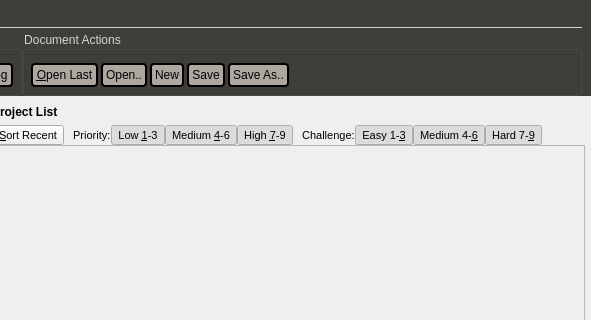
Qt form forms/project2.ui (skriticos/nelia1) before a commit; both pictures show x 209 to 800 and y 0 to 320 of the 800 by 600 pixel window.
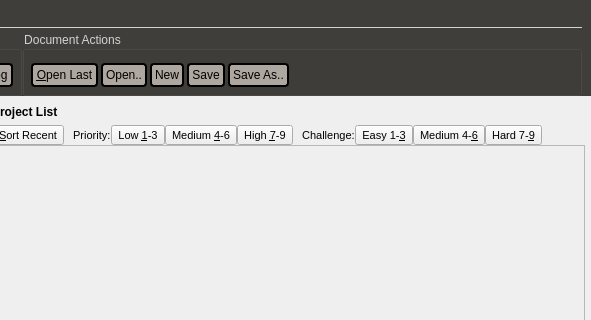
The same form after that commit.

Commit message: implemented filter configuration init for project

Patch:
```diff
--- a/forms/project2.ui
+++ b/forms/project2.ui
@@ -874,7 +874,7 @@
              <bool>true</bool>
             </property>
             <property name="checked">
-             <bool>true</bool>
+             <bool>false</bool>
             </property>
            </widget>
           </item>
@@ -925,7 +925,7 @@
              <bool>true</bool>
             </property>
             <property name="checked">
-             <bool>true</bool>
+             <bool>false</bool>
             </property>
            </widget>
           </item>
@@ -946,7 +946,7 @@
              <bool>true</bool>
             </property>
             <property name="checked">
-             <bool>true</bool>
+             <bool>false</bool>
             </property>
            </widget>
           </item>
@@ -967,7 +967,7 @@
              <bool>true</bool>
             </property>
             <property name="checked">
-             <bool>true</bool>
+             <bool>false</bool>
             </property>
            </widget>
           </item>
@@ -1019,7 +1019,7 @@
              <bool>true</bool>
             </property>
             <property name="checked">
-             <bool>true</bool>
+             <bool>false</bool>
             </property>
            </widget>
           </item>
@@ -1037,7 +1037,7 @@
              <bool>true</bool>
             </property>
             <property name="checked">
-             <bool>true</bool>
+             <bool>false</bool>
             </property>
            </widget>
           </item>
```
The commit also changes 1 other file.
